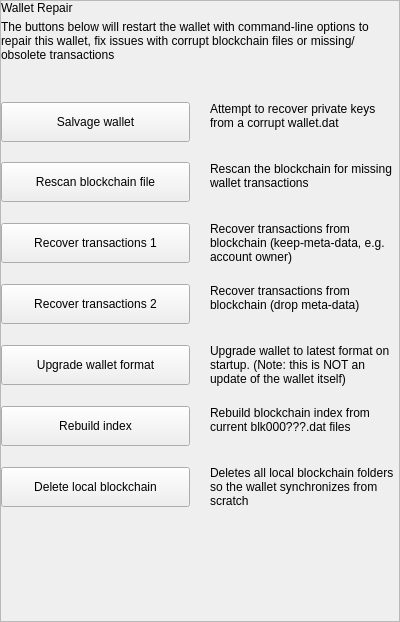
masternodesbiz/ANEY, file src/qt/pivx/settings/forms/settingswalletrepairwidget.ui: the form before one commit.
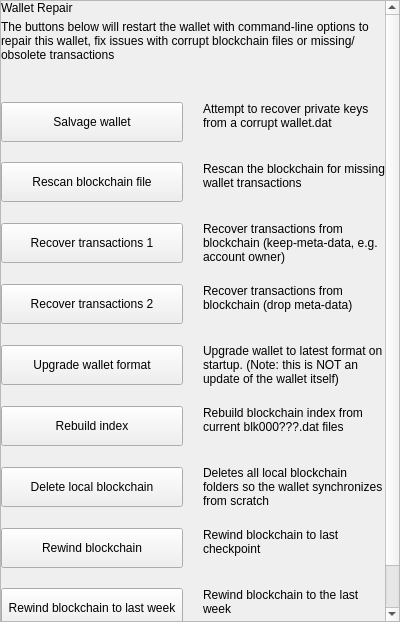
The form after the commit.

```diff
--- a/src/qt/pivx/settings/forms/settingswalletrepairwidget.ui
+++ b/src/qt/pivx/settings/forms/settingswalletrepairwidget.ui
@@ -589,6 +589,157 @@
             <property name="orientation">
              <enum>Qt::Vertical</enum>
             </property>
+            <property name="sizeType">
+             <enum>QSizePolicy::Fixed</enum>
+            </property>
+            <property name="sizeHint" stdset="0">
+             <size>
+              <width>20</width>
+              <height>20</height>
+             </size>
+            </property>
+           </spacer>
+          </item>
+          <item>
+           <layout class="QHBoxLayout" name="horizontalRewind" stretch="1,1">
+            <property name="spacing">
+             <number>20</number>
+            </property>
+            <property name="bottomMargin">
+             <number>0</number>
+            </property>
+            <item>
+             <layout class="QVBoxLayout" name="verticalRewind" stretch="0">
+              <property name="spacing">
+               <number>0</number>
+              </property>
+              <property name="rightMargin">
+               <number>0</number>
+              </property>
+              <property name="bottomMargin">
+               <number>0</number>
+              </property>
+              <item>
+               <widget class="QPushButton" name="pushButtonRewind">
+                <property name="minimumSize">
+                 <size>
+                  <width>0</width>
+                  <height>40</height>
+                 </size>
+                </property>
+                <property name="maximumSize">
+                 <size>
+                  <width>16777215</width>
+                  <height>40</height>
+                 </size>
+                </property>
+                <property name="focusPolicy">
+                 <enum>Qt::NoFocus</enum>
+                </property>
+                <property name="text">
+                 <string>Rewind blockchain</string>
+                </property>
+               </widget>
+              </item>
+             </layout>
+            </item>
+            <item>
+             <widget class="QLabel" name="labelMessageRewind">
+              <property name="text">
+               <string>Rewind blockchain to last checkpoint</string>
+              </property>
+              <property name="alignment">
+               <set>Qt::AlignLeading|Qt::AlignLeft|Qt::AlignTop</set>
+              </property>
+              <property name="wordWrap">
+               <bool>true</bool>
+              </property>
+             </widget>
+            </item>
+           </layout>
+          </item>
+          <item>
+           <spacer name="verticalSpacer_8">
+            <property name="orientation">
+             <enum>Qt::Vertical</enum>
+            </property>
+            <property name="sizeType">
+             <enum>QSizePolicy::Fixed</enum>
+            </property>
+            <property name="sizeHint" stdset="0">
+             <size>
+              <width>20</width>
+              <height>20</height>
+             </size>
+            </property>
+           </spacer>
+          </item>
+          <item>
+           <layout class="QHBoxLayout" name="horizontalWeekRewind" stretch="1,1">
+            <property name="spacing">
+             <number>20</number>
+            </property>
+            <property name="bottomMargin">
+             <number>0</number>
+            </property>
+            <item>
+             <layout class="QVBoxLayout" name="verticalWeekRewind" stretch="0">
+              <property name="spacing">
+               <number>0</number>
+              </property>
+              <property name="rightMargin">
+               <number>0</number>
+              </property>
+              <property name="bottomMargin">
+               <number>0</number>
+              </property>
+              <item>
+               <widget class="QPushButton" name="pushButtonWeekRewind">
+                <property name="minimumSize">
+                 <size>
+                  <width>0</width>
+                  <height>40</height>
+                 </size>
+                </property>
+                <property name="maximumSize">
+                 <size>
+                  <width>16777215</width>
+                  <height>40</height>
+                 </size>
+                </property>
+                <property name="focusPolicy">
+                 <enum>Qt::NoFocus</enum>
+                </property>
+                <property name="text">
+                 <string>Rewind blockchain to last week</string>
+                </property>
+               </widget>
+              </item>
+             </layout>
+            </item>
+            <item>
+             <widget class="QLabel" name="labelMessageWeekRewind">
+              <property name="text">
+               <string>Rewind blockchain to the last week</string>
+              </property>
+              <property name="alignment">
+               <set>Qt::AlignLeading|Qt::AlignLeft|Qt::AlignTop</set>
+              </property>
+              <property name="wordWrap">
+               <bool>true</bool>
+              </property>
+             </widget>
+            </item>
+           </layout>
+          </item>
+          <item>
+           <spacer name="verticalSpacer_9">
+            <property name="orientation">
+             <enum>Qt::Vertical</enum>
+            </property>
+            <property name="sizeType">
+             <enum>QSizePolicy::Expanding</enum>
+            </property>
             <property name="sizeHint" stdset="0">
              <size>
               <width>20</width>
```
